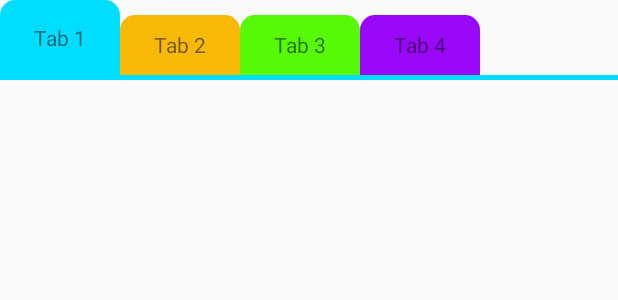
After one commit to ngohado/My-Example, an Android app: the layout activity_music.xml on its own in the app's theme, with its tools: preview values and no code run, on a phone screen of 412 x 824 dp. The commit adds this screen. Shown: the top 300 px of the screen. Run offline under Robolectric (Android 15) with nearby library versions, the phone set to English and light mode, and no system bars.

Commit message:
haha done it

```diff
--- /dev/null
+++ b/app/src/main/java/com/hado/myexample/musicplayer/TopTabsCustom.java
@@ -0,0 +1,159 @@
+package com.hado.myexample.musicplayer;
+
+import android.content.Context;
+import android.util.AttributeSet;
+import android.view.View;
+import android.view.animation.Animation;
+import android.view.animation.Transformation;
+import android.widget.RelativeLayout;
+
+import com.hado.myexample.R;
+import com.hado.myexample.util.DebugLog;
+
+import java.util.ArrayList;
+import java.util.List;
+
+/**
+ * Created by Ngo Hado on 17-Jul-16.
+ */
+public class TopTabsCustom extends RelativeLayout implements View.OnClickListener {
+
+    private static final int DURATION_DEFAULT = 250;
+    private static final int EXPAND_HEIGHT = 20;
+    private static final int COLLAPSE_HEIGHT = -20;
+
+    public RelativeLayout layoutTabs;
+
+    public View lineView;
+
+    private View tabSelected;
+    private List<View> tabsView = new ArrayList<>();
+
+    private OnTabSelectedChange tabChangeListener;
+
+    public TopTabsCustom(Context context) {
+        super(context);
+    }
+
+    public TopTabsCustom(Context context, AttributeSet attrs) {
+        super(context, attrs);
+    }
+
+    public TopTabsCustom(Context context, AttributeSet attrs, int defStyleAttr) {
+        super(context, attrs, defStyleAttr);
+    }
+
+
+    private void initView() {
+        layoutTabs = (RelativeLayout) findViewById(R.id.layout_tabs);
+        lineView = findViewById(R.id.line);
+    }
+
+    @Override
+    protected void onFinishInflate() {
+        super.onFinishInflate();
+        initView();
+        View childView;
+        for (int i = 0; i < layoutTabs.getChildCount(); i++) {
+            childView = layoutTabs.getChildAt(i);
+            childView.setTag(i);
+            childView.setOnClickListener(this);
+            tabsView.add(childView);
+        }
+        tabSelected = tabsView.get(0);
+    }
+
+    public void setTabChangeListener(OnTabSelectedChange tabChangeListener) {
+        this.tabChangeListener = tabChangeListener;
+    }
+
+    @Override
+    public void onClick(View v) {
+        if (v.getTag() == tabSelected.getTag())
+            return;
+
+        View viewBefore = tabSelected;
+        int positionBefore = (int) viewBefore.getTag();
+
+        if (tabSelected != null) {
+            tabSelected.startAnimation(new ResizeAnimation(tabSelected, COLLAPSE_HEIGHT));
+        }
+
+        tabSelected = v;
+        tabSelected.startAnimation(new ResizeAnimation(tabSelected, EXPAND_HEIGHT));
+        switch ((int) tabSelected.getTag()) {
+            case 0:
+                lineView.setBackgroundResource(R.color.tab_1);
+                break;
+            case 1:
+                lineView.setBackgroundResource(R.color.tab_2);
+                break;
+            case 2:
+                lineView.setBackgroundResource(R.color.tab_3);
+                break;
+            case 3:
+                lineView.setBackgroundResource(R.color.tab_4);
+                break;
+
+        }
+
+        if (tabChangeListener != null)
+            tabChangeListener.onTabSelected(viewBefore, tabSelected, positionBefore, (int) tabSelected.getTag());
+    }
+
+    public void setTabSelected(int position) {
+        if (position < tabsView.size()) {
+            onClick(tabsView.get(position));
+        } else {
+            DebugLog.e(position + " larger than range of tabs size : " + tabsView.size());
+        }
+    }
+
+    public View getCurrentTab() {
+        return tabSelected;
+    }
+
+    public int getCurrentTabPosition() {
+        return (int) tabSelected.getTag();
+    }
+
+    class ResizeAnimation extends Animation implements Animation.AnimationListener {
+
+        View view;
+        int heightChange;
+        int initHeight;
+
+        public ResizeAnimation(View view, int heightChange) {
+            this.view = view;
+            this.heightChange = heightChange;
+            this.initHeight = view.getLayoutParams().height;
+            setDuration(DURATION_DEFAULT);
+            setAnimationListener(this);
+        }
+
+        @Override
+        protected void applyTransformation(float interpolatedTime, Transformation t) {
+            view.getLayoutParams().height = (int) (initHeight + heightChange * interpolatedTime);
+            view.requestLayout();
+        }
+
+        @Override
+        public void onAnimationStart(Animation animation) {
+
+        }
+
+        @Override
+        public void onAnimationEnd(Animation animation) {
+
+        }
+
+        @Override
+        public void onAnimationRepeat(Animation animation) {
+
+        }
+    }
+
+    interface OnTabSelectedChange {
+        void onTabSelected(View viewBeforeSelected, View viewSelected, int positionBeforeSelected, int positionSelected);
+    }
+}
--- /dev/null
+++ b/app/src/main/res/drawable/tab_1.xml
@@ -0,0 +1,16 @@
+<?xml version="1.0" encoding="utf-8"?>
+<shape
+    xmlns:android="http://schemas.android.com/apk/res/android"
+    android:shape="rectangle">
+    <solid
+        android:color="@android:color/holo_blue_bright"/>
+    <corners
+        android:topLeftRadius="10dp"
+        android:topRightRadius="10dp"/>
+    <padding
+        android:top="10dp"
+        android:right="10dp"
+        android:left="10dp"
+        android:bottom="10dp"
+        />
+</shape>
--- /dev/null
+++ b/app/src/main/res/drawable/tab_2.xml
@@ -0,0 +1,16 @@
+<?xml version="1.0" encoding="utf-8"?>
+<shape
+    xmlns:android="http://schemas.android.com/apk/res/android"
+    android:shape="rectangle">
+    <solid
+        android:color="@color/tab_2"/>
+    <corners
+        android:topLeftRadius="10dp"
+        android:topRightRadius="10dp"/>
+    <padding
+        android:top="10dp"
+        android:right="10dp"
+        android:left="10dp"
+        android:bottom="10dp"
+        />
+</shape>
--- /dev/null
+++ b/app/src/main/res/drawable/tab_3.xml
@@ -0,0 +1,16 @@
+<?xml version="1.0" encoding="utf-8"?>
+<shape
+    xmlns:android="http://schemas.android.com/apk/res/android"
+    android:shape="rectangle">
+    <solid
+        android:color="@color/tab_3"/>
+    <corners
+        android:topLeftRadius="10dp"
+        android:topRightRadius="10dp"/>
+    <padding
+        android:top="10dp"
+        android:right="10dp"
+        android:left="10dp"
+        android:bottom="10dp"
+        />
+</shape>
--- /dev/null
+++ b/app/src/main/res/drawable/tab_4.xml
@@ -0,0 +1,16 @@
+<?xml version="1.0" encoding="utf-8"?>
+<shape
+    xmlns:android="http://schemas.android.com/apk/res/android"
+    android:shape="rectangle">
+    <solid
+        android:color="@color/tab_4"/>
+    <corners
+        android:topLeftRadius="10dp"
+        android:topRightRadius="10dp"/>
+    <padding
+        android:top="10dp"
+        android:right="10dp"
+        android:left="10dp"
+        android:bottom="10dp"
+        />
+</shape>
--- /dev/null
+++ b/app/src/main/res/layout/activity_music.xml
@@ -0,0 +1,10 @@
+<?xml version="1.0" encoding="utf-8"?>
+<RelativeLayout xmlns:android="http://schemas.android.com/apk/res/android"
+    xmlns:tools="http://schemas.android.com/tools"
+    android:layout_width="match_parent"
+    android:layout_height="match_parent"
+    tools:context="com.hado.myexample.musicplayer.MusicActivity">
+
+    <include layout="@layout/layout_custom_tab_top"/>
+
+</RelativeLayout>
--- /dev/null
+++ b/app/src/main/res/layout/layout_custom_tab_top.xml
@@ -0,0 +1,80 @@
+<?xml version="1.0" encoding="utf-8"?>
+<com.hado.myexample.musicplayer.TopTabsCustom
+    xmlns:android="http://schemas.android.com/apk/res/android"
+    android:layout_width="match_parent"
+    android:layout_height="wrap_content"
+    android:id="@+id/tabs">
+    <HorizontalScrollView
+        android:id="@+id/scrollView"
+        android:layout_width="match_parent"
+        android:layout_height="@dimen/height_tab">
+        <RelativeLayout
+            android:id="@+id/layout_tabs"
+            android:layout_width="match_parent"
+            android:layout_height="@dimen/height_tab">
+
+            <RelativeLayout
+                android:id="@+id/tab_1"
+                android:layout_width="@dimen/width_tab"
+                android:layout_height="@dimen/height_tab"
+                android:background="@drawable/tab_1"
+                android:layout_alignParentBottom="true"
+                android:layout_alignParentLeft="true">
+                <TextView
+                    android:layout_width="wrap_content"
+                    android:layout_height="wrap_content"
+                    android:layout_centerInParent="true"
+                    android:text="Tab 1"/>
+            </RelativeLayout>
+
+            <RelativeLayout
+                android:id="@+id/tab_2"
+                android:layout_width="@dimen/width_tab"
+                android:layout_height="@dimen/height_tab_normal"
+                android:background="@drawable/tab_2"
+                android:layout_alignParentBottom="true"
+                android:layout_toRightOf="@+id/tab_1">
+                <TextView
+                    android:layout_width="wrap_content"
+                    android:layout_height="wrap_content"
+                    android:layout_centerInParent="true"
+                    android:text="Tab 2"/>
+            </RelativeLayout>
+
+            <RelativeLayout
+                android:id="@+id/tab_3"
+                android:layout_width="@dimen/width_tab"
+                android:layout_height="@dimen/height_tab_normal"
+                android:background="@drawable/tab_3"
+                android:layout_alignParentBottom="true"
+                android:layout_toRightOf="@id/tab_2">
+                <TextView
+                    android:layout_width="wrap_content"
+                    android:layout_height="wrap_content"
+                    android:layout_centerInParent="true"
+                    android:text="Tab 3"/>
+            </RelativeLayout>
+
+            <RelativeLayout
+                android:id="@+id/tab_4"
+                android:layout_width="@dimen/width_tab"
+                android:layout_height="@dimen/height_tab_normal"
+                android:background="@drawable/tab_4"
+                android:layout_alignParentBottom="true"
+                android:layout_toRightOf="@id/tab_3">
+                <TextView
+                    android:layout_width="wrap_content"
+                    android:layout_height="wrap_content"
+                    android:layout_centerInParent="true"
+                    android:text="Tab 4"/>
+            </RelativeLayout>
+
+        </RelativeLayout>
+    </HorizontalScrollView>
+    <View
+        android:id="@+id/line"
+        android:layout_width="match_parent"
+        android:layout_height="3dp"
+        android:background="@android:color/holo_blue_bright"
+        android:layout_below="@+id/scrollView"/>
+</com.hado.myexample.musicplayer.TopTabsCustom>
--- a/app/src/main/res/values/colors.xml
+++ b/app/src/main/res/values/colors.xml
@@ -4,4 +4,9 @@
     <color name="colorPrimaryDark">#303F9F</color>
     <color name="colorAccent">@android:color/darker_gray</color>
     <color name="white">#80ffffff</color>
+
+    <color name="tab_1">@android:color/holo_blue_bright</color>
+    <color name="tab_2">#f9b908</color>
+    <color name="tab_3">#58f908</color>
+    <color name="tab_4">#9908f9</color>
 </resources>
--- a/app/src/main/res/values/dimens.xml
+++ b/app/src/main/res/values/dimens.xml
@@ -3,4 +3,8 @@
     <dimen name="activity_horizontal_margin">16dp</dimen>
     <dimen name="activity_vertical_margin">16dp</dimen>
     <dimen name="toolbar_height">50dp</dimen>
+
+    <dimen name="width_tab">80dp</dimen>
+    <dimen name="height_tab">50dp</dimen>
+    <dimen name="height_tab_normal">40dp</dimen>
 </resources>
```
Also changed, not shown: app/src/main/AndroidManifest.xml (+8 -6 lines), app/src/main/java/com/hado/myexample/activity/MainActivity.java (+8 -1 lines), app/src/main/java/com/hado/myexample/musicplayer/MusicActivity.java (added, +90 -0 lines), app/src/main/java/com/hado/myexample/musicplayer/MusicService.java (added, +79 -0 lines), app/src/main/java/com/hado/myexample/musicplayer/MusicServiceBinder.java (added, +18 -0 lines).
